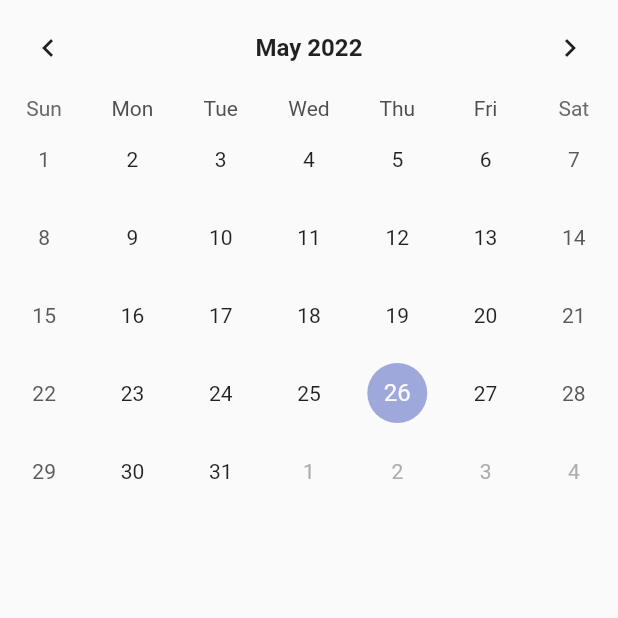
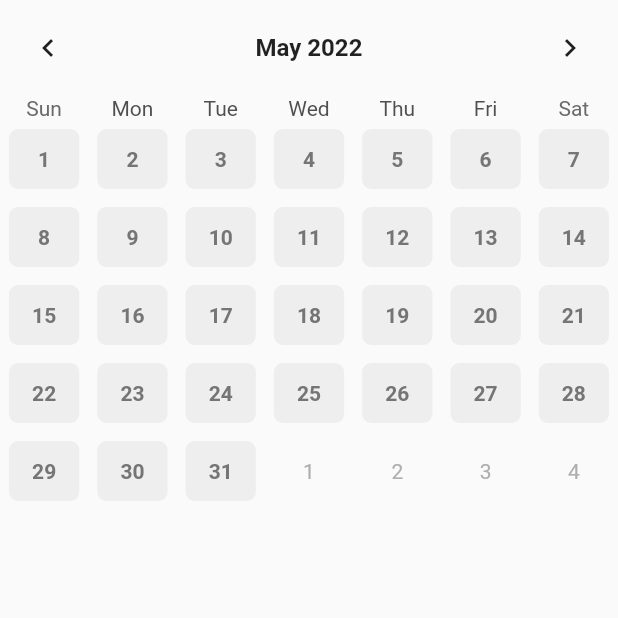
Before and after one commit to hwarak/FlutterStudy-CalendarScheduler, a Flutter app: the screen it shows after launch, on a phone screen of 412 x 824 dp, the top half of it. Run offline on Flutter 3.47's test engine with Material 2 defaults, Android fonts, the light colour scheme and no system bars; drawn by our look-alikes of table_calendar; Roboto replaces fonts that are missing (NotoSanse).

Commit message:
캘린더 스타일 입히기

```diff
--- a/lib/components/calendar.dart
+++ b/lib/components/calendar.dart
@@ -1,3 +1,4 @@
+import 'package:calendar_schedular/constant/colors.dart';
 import 'package:flutter/material.dart';
 import 'package:table_calendar/table_calendar.dart';
 
@@ -13,10 +14,21 @@ class _CalendarState extends State<Calendar> {
   // 기본적으로 선택되지 않은 상태라고 해두자.
   // 오늘을 기준으로 하고싶으면 = DateTime.now()를 해주면 됨
 
+  DateTime focusedDay = DateTime.now();
+
   @override
   Widget build(BuildContext context) {
+    final defaultBoxDeco = BoxDecoration(
+      //  날짜들의 박스 decoration을 지정할 수 있다
+      color: Colors.grey[200],
+      borderRadius: BorderRadius.circular(6.0),
+    );
+    final defaultTextStyle = TextStyle(
+      color: Colors.grey[600],
+      fontWeight: FontWeight.w700,
+    );
     return TableCalendar(
-      focusedDay: DateTime.now(),
+      focusedDay: focusedDay,
       firstDay: DateTime(1800),
       lastDay: DateTime(3000),
       headerStyle: HeaderStyle(
@@ -27,9 +39,34 @@ class _CalendarState extends State<Calendar> {
           fontSize: 16.0,
         ),
       ),
+      calendarStyle: CalendarStyle(
+        isTodayHighlighted: false, //  오늘 날짜에 Highlighted 표시 할건지 안할건지 설정
+        defaultDecoration: defaultBoxDeco,
+        weekendDecoration: defaultBoxDeco,
+        selectedDecoration: BoxDecoration(
+          color: Colors.white,
+          borderRadius: BorderRadius.circular(6.0),
+          border: Border.all(
+            color: PRIMARY_COLOR,
+            width: 1.0,
+          ),
+        ),
+        outsideDecoration: BoxDecoration(
+          shape: BoxShape.rectangle,
+        ),
+        defaultTextStyle: defaultTextStyle,
+        weekendTextStyle: defaultTextStyle,
+        selectedTextStyle: defaultTextStyle.copyWith(
+          color: PRIMARY_COLOR,
+        ),
+      ),
       onDaySelected: (DateTime selectedDay, DateTime focusedDay) {
         setState(() {
           this.selectedDay = selectedDay;
+          this.focusedDay = selectedDay;
+          // 우리가 2/2을 누르면 selectedDay,focusedDay 둘 다 2/2가 됨
+          // 근데 우리는 이미 2월을 보고있기 떄문에 캘린더의 변경이 없는거야
+          // 근데 우리가 1/31을 누르는 순간 focusedDay가 1/31로 바뀌면서 1월을 바라보게 되는거야
         });
       },
       selectedDayPredicate: (DateTime date) {
--- /dev/null
+++ b/lib/constant/colors.dart
@@ -0,0 +1,3 @@
+import 'package:flutter/material.dart';
+
+const PRIMARY_COLOR = Color(0xff0d8282);
```
